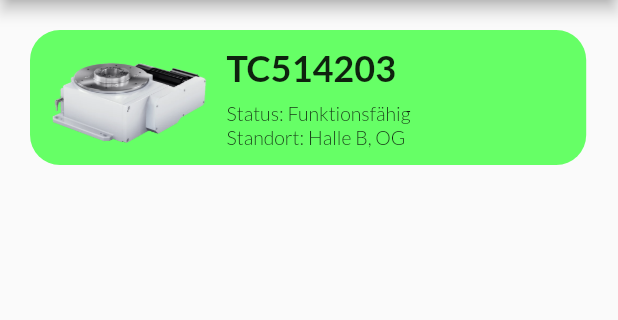
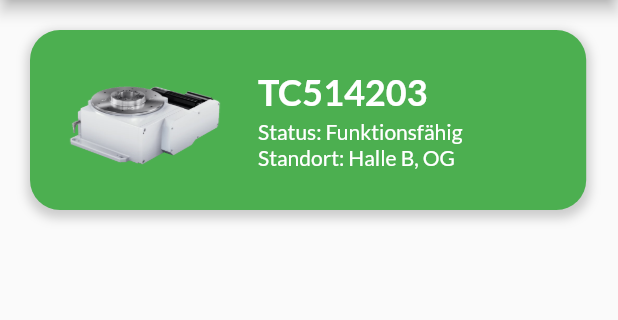
Before and after one commit to fsandel/weissathon, a Flutter app: the screen it shows after launch, on a phone screen of 412 x 824 dp, the part 84-404 px from its top. Run offline on Flutter 3.47's test engine with Material 2 defaults, Android fonts, the phone set to English and light mode, and no system bars; our stand-ins replace google_fonts, liquid_pull_to_refresh, syncfusion_flutter_charts.

```diff
--- a/fronted/weiss/lib/screen/live_data_screen.dart
+++ b/fronted/weiss/lib/screen/live_data_screen.dart
@@ -1,5 +1,6 @@
 import 'package:flutter/material.dart';
 import 'package:weiss/widgets/alert.dart';
+import 'package:weiss/widgets/everything_okay.dart';
 import 'package:weiss/widgets/warning.dart';
 
 class LiveDataScreen extends StatefulWidget {
@@ -13,7 +14,7 @@ class _LiveDataScreenState extends State<LiveDataScreen> {
   @override
   Widget build(BuildContext context) {
     return const Column(
-      children: [Alert(), Warning()],
+      children: [Alert(), Warning(), EverythingOkay()],
     );
   }
 }
--- a/fronted/weiss/lib/widgets/machine_data.dart
+++ b/fronted/weiss/lib/widgets/machine_data.dart
@@ -3,7 +3,7 @@ import 'package:weiss/screen/machine_main_menu.dart';
 import 'package:google_fonts/google_fonts.dart';
 
 class MachineData extends StatefulWidget {
-  const MachineData({super.key});
+  const MachineData({Key? key}) : super(key: key);
 
   @override
   State<MachineData> createState() => _MachineDataState();
@@ -14,6 +14,7 @@ class _MachineDataState extends State<MachineData> {
       MediaQuery.of(context).size.height;
 
   double deviceWidth(BuildContext context) => MediaQuery.of(context).size.width;
+
   @override
   Widget build(BuildContext context) {
     return GestureDetector(
@@ -25,17 +26,28 @@ class _MachineDataState extends State<MachineData> {
       },
       child: Container(
         decoration: BoxDecoration(
-          color: Color.fromARGB(255, 102, 255, 102), // Set the background color
-          borderRadius: BorderRadius.circular(20.0), // Set the border radius
+          color: Colors.green,
+          borderRadius: BorderRadius.circular(20.0),
+          boxShadow: [
+            BoxShadow(
+              color: Colors.grey.withOpacity(0.5),
+              spreadRadius: 2,
+              blurRadius: 5,
+              offset: Offset(0, 3),
+            ),
+          ],
         ),
         margin: EdgeInsets.all(20),
+        padding: EdgeInsets.all(16),
         width: deviceWidth(context) * 0.9,
-        height: 90,
+        height: 120,
         child: Row(
           children: [
             Container(
-                padding: EdgeInsets.all(4),
-                child: Image(image: AssetImage('assets/tc320t.png'))),
+              width: 120, // Increase the width for a larger image
+              child: Image.asset('assets/tc320t.png'),
+            ),
+            SizedBox(width: 16),
             Column(
               crossAxisAlignment: CrossAxisAlignment.start,
               mainAxisAlignment: MainAxisAlignment.center,
@@ -43,26 +55,36 @@ class _MachineDataState extends State<MachineData> {
                 Text(
                   "TC514203",
                   style: GoogleFonts.lato(
-                      textStyle:
-                          TextStyle(fontSize: 24, fontWeight: FontWeight.bold)),
+                    textStyle: TextStyle(
+                      fontSize: 24,
+                      fontWeight: FontWeight.bold,
+                      color: Colors.white,
+                    ),
+                  ),
                 ),
-                SizedBox(
-                  height: 8,
-                ),
+                SizedBox(height: 4),
                 Text(
                   "Status: Funktionsfähig",
                   style: GoogleFonts.lato(
-                      textStyle:
-                          TextStyle(fontSize: 13, fontWeight: FontWeight.w300)),
+                    textStyle: TextStyle(
+                      fontSize: 14,
+                      fontWeight: FontWeight.w400,
+                      color: Colors.white,
+                    ),
+                  ),
                 ),
                 Text(
                   "Standort: Halle B, OG",
                   style: GoogleFonts.lato(
-                      textStyle:
-                          TextStyle(fontSize: 13, fontWeight: FontWeight.w300)),
+                    textStyle: TextStyle(
+                      fontSize: 14,
+                      fontWeight: FontWeight.w400,
+                      color: Colors.white,
+                    ),
+                  ),
                 ),
               ],
-            )
+            ),
           ],
         ),
       ),
--- a/fronted/weiss/pubspec.yaml
+++ b/fronted/weiss/pubspec.yaml
@@ -49,6 +49,8 @@ dev_dependencies:
   flutter_lints: ^2.0.0
   flutter_launcher_icons: ^0.9.2
   liquid_pull_to_refresh: ^3.0.1
+  font_awesome_flutter: ^9.1.0
+  syncfusion_flutter_charts: ^23.1.36
 
 flutter_icons:
   android: true
```
Also changed, not shown: fronted/weiss/lib/api/request.dart (added, +24 -0 lines), fronted/weiss/lib/screen/historical_data_screen.dart (+78 -6 lines), fronted/weiss/lib/widgets/alert.dart (+38 -20 lines), fronted/weiss/lib/widgets/custom_popup.dart (added, +24 -0 lines), fronted/weiss/lib/widgets/everything_okay.dart (added, +83 -0 lines), fronted/weiss/lib/widgets/popup.dart (deleted, +0 -10 lines), fronted/weiss/lib/widgets/warning.dart (+49 -21 lines), fronted/weiss/pubspec.lock.
